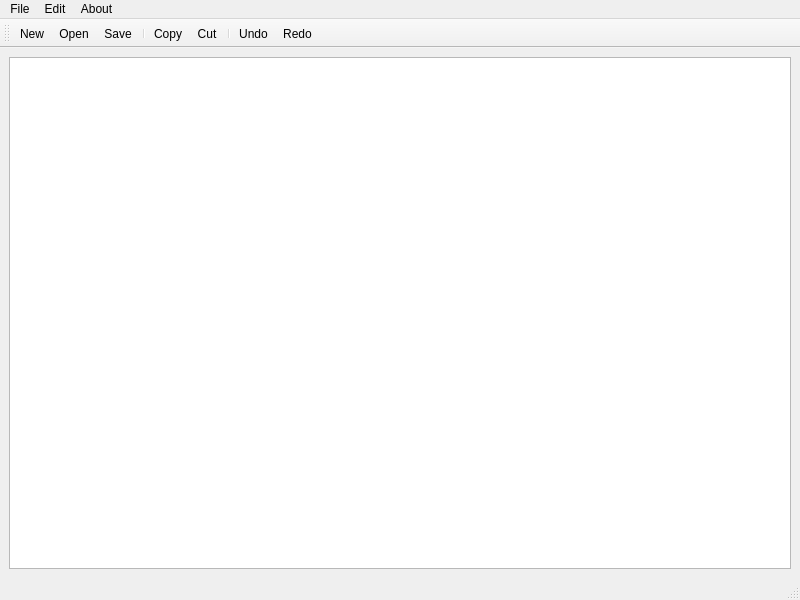
Before: the Qt Designer form Notepad/notepad.ui in J1M-RYAN/Notepad, drawn with Qt 5.
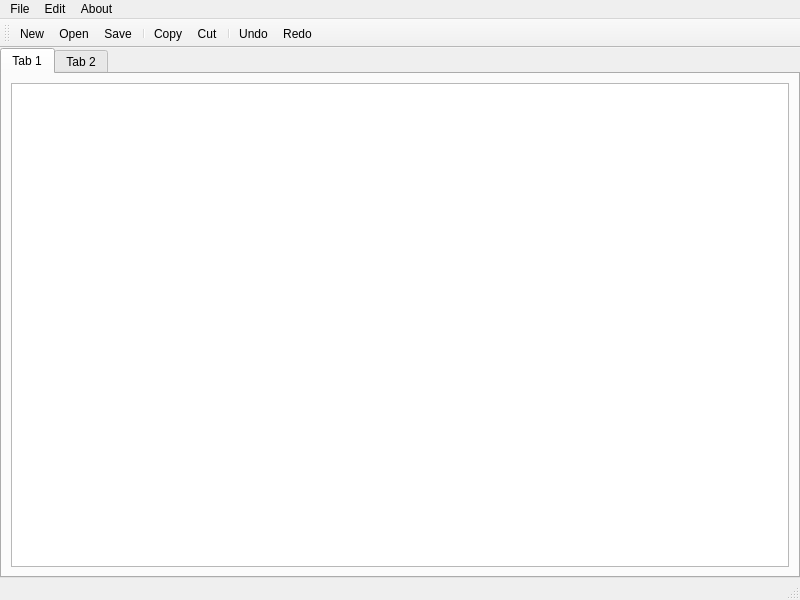
After: the same form once the commit is applied. Icons and pictures are not drawn.

What changed in the file:
```diff
--- a/Notepad/notepad.ui
+++ b/Notepad/notepad.ui
@@ -17,14 +17,48 @@
    <string notr="true"/>
   </property>
   <widget class="QWidget" name="centralwidget">
+   <property name="layoutDirection">
+    <enum>Qt::LeftToRight</enum>
+   </property>
    <layout class="QHBoxLayout" name="horizontalLayout">
+    <property name="spacing">
+     <number>0</number>
+    </property>
+    <property name="sizeConstraint">
+     <enum>QLayout::SetMaximumSize</enum>
+    </property>
+    <property name="leftMargin">
+     <number>0</number>
+    </property>
+    <property name="topMargin">
+     <number>0</number>
+    </property>
+    <property name="rightMargin">
+     <number>0</number>
+    </property>
+    <property name="bottomMargin">
+     <number>0</number>
+    </property>
     <item>
-     <widget class="QPlainTextEdit" name="plainTextEdit">
-      <property name="font">
-       <font>
-        <family>Monospace</family>
-       </font>
+     <widget class="QTabWidget" name="tabWidget">
+      <property name="currentIndex">
+       <number>0</number>
       </property>
+      <widget class="QWidget" name="tab">
+       <attribute name="title">
+        <string>Tab 1</string>
+       </attribute>
+       <layout class="QVBoxLayout" name="verticalLayout">
+        <item>
+         <widget class="QPlainTextEdit" name="plainTextEdit"/>
+        </item>
+       </layout>
+      </widget>
+      <widget class="QWidget" name="tab_2">
+       <attribute name="title">
+        <string>Tab 2</string>
+       </attribute>
+      </widget>
      </widget>
     </item>
    </layout>
```
